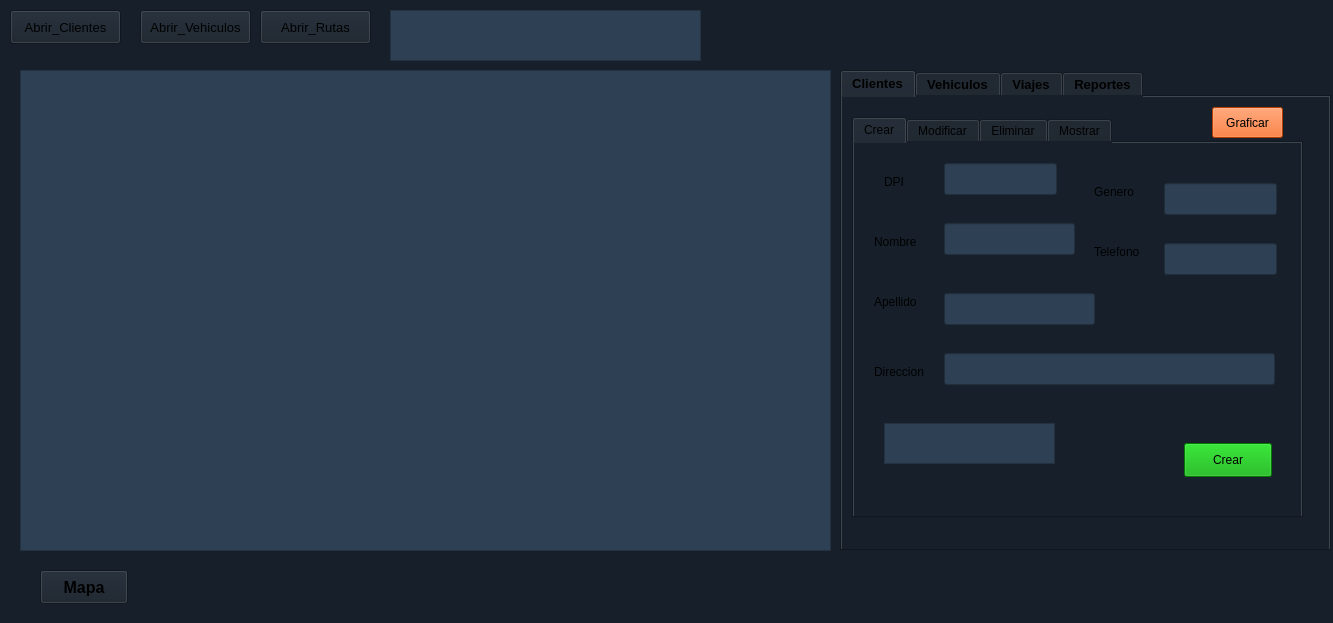
Qt form Rapidito/interfaz/Interfaz.ui (Marco131-xel/Edd_Proyecto2) before a commit.
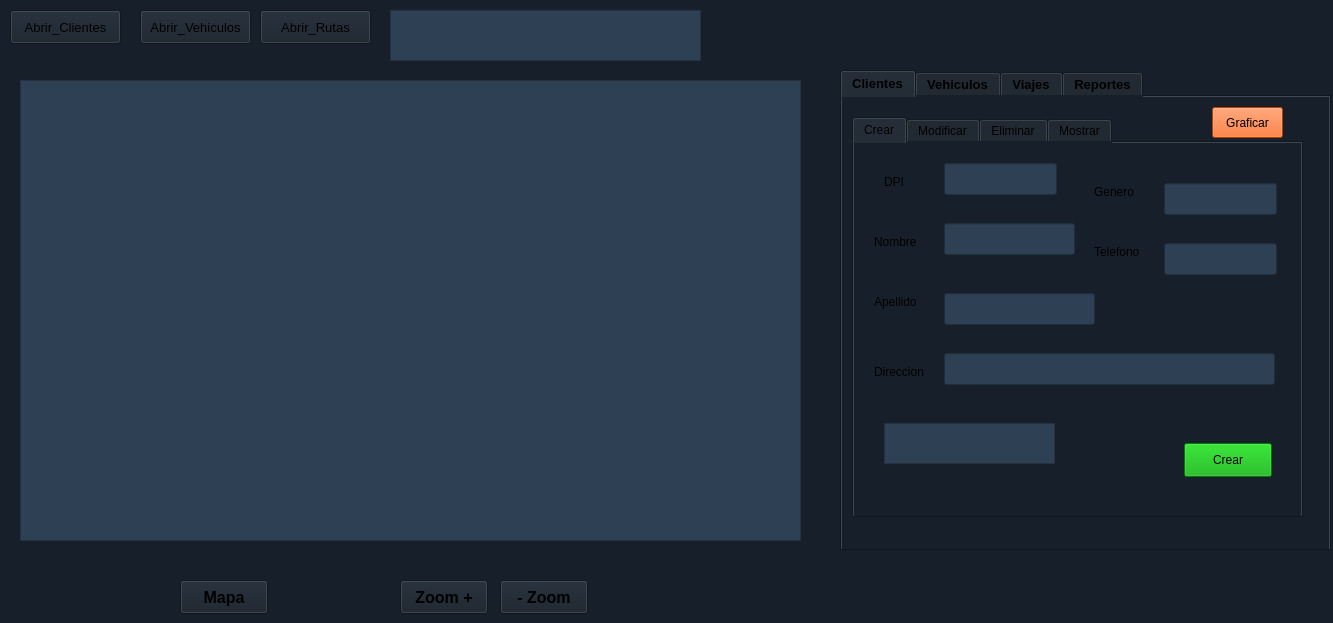
The same form after that commit.

Patch:
```diff
--- a/Rapidito/interfaz/Interfaz.ui
+++ b/Rapidito/interfaz/Interfaz.ui
@@ -83,20 +83,6 @@
      <string>Abrir_Rutas</string>
     </property>
    </widget>
-   <widget class="QTextEdit" name="text_area">
-    <property name="geometry">
-     <rect>
-      <x>20</x>
-      <y>70</y>
-      <width>811</width>
-      <height>481</height>
-     </rect>
-    </property>
-    <property name="styleSheet">
-     <string notr="true">color: rgb(255, 255, 255);
-background-color: rgb(46, 64, 83);</string>
-    </property>
-   </widget>
    <widget class="QTabWidget" name="tabWidget">
     <property name="geometry">
      <rect>
@@ -2187,8 +2173,8 @@
    <widget class="QPushButton" name="BT_mapa">
     <property name="geometry">
      <rect>
-      <x>40</x>
-      <y>570</y>
+      <x>180</x>
+      <y>580</y>
       <width>88</width>
       <height>34</height>
      </rect>
@@ -2218,6 +2204,60 @@
 background-color: rgb(46, 64, 83);</string>
     </property>
    </widget>
+   <widget class="QPushButton" name="BT_zoom_mas">
+    <property name="geometry">
+     <rect>
+      <x>400</x>
+      <y>580</y>
+      <width>88</width>
+      <height>34</height>
+     </rect>
+    </property>
+    <property name="font">
+     <font>
+      <pointsize>12</pointsize>
+      <italic>false</italic>
+      <bold>true</bold>
+     </font>
+    </property>
+    <property name="text">
+     <string>Zoom +</string>
+    </property>
+   </widget>
+   <widget class="QPushButton" name="BT_zoom_menos">
+    <property name="geometry">
+     <rect>
+      <x>500</x>
+      <y>580</y>
+      <width>88</width>
+      <height>34</height>
+     </rect>
+    </property>
+    <property name="font">
+     <font>
+      <pointsize>12</pointsize>
+      <italic>false</italic>
+      <bold>true</bold>
+     </font>
+    </property>
+    <property name="text">
+     <string>- Zoom</string>
+    </property>
+   </widget>
+   <widget class="QGraphicsView" name="text_area">
+    <property name="geometry">
+     <rect>
+      <x>20</x>
+      <y>80</y>
+      <width>781</width>
+      <height>461</height>
+     </rect>
+    </property>
+    <property name="styleSheet">
+     <string notr="true">color: rgb(255, 255, 255);
+background-color: rgb(46, 64, 83);</string>
+    </property>
+   </widget>
   </widget>
  </widget>
  <resources/>
```
